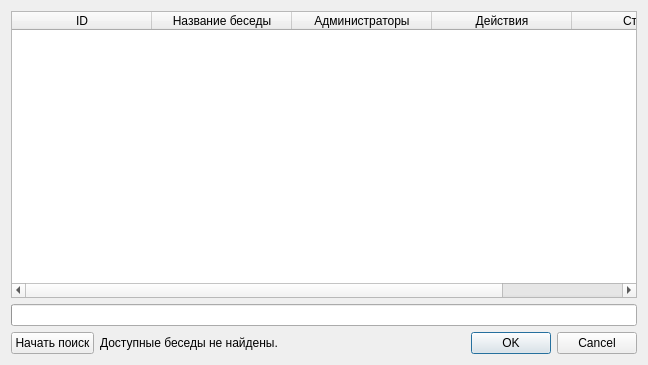
Old version of the form dialogs/dialogaddchat.ui in the repository iEPCBM/AMS-Rufina.
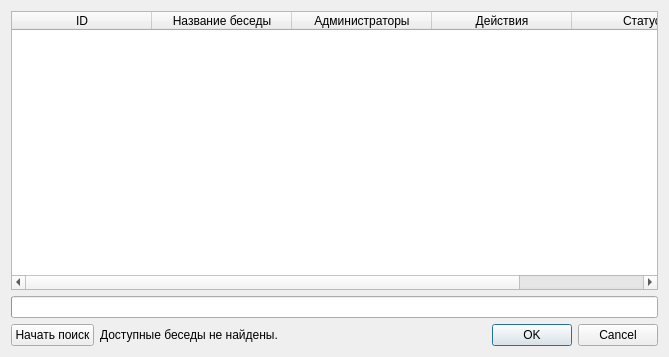
New version of the form.

```diff
--- a/dialogs/dialogaddchat.ui
+++ b/dialogs/dialogaddchat.ui
@@ -6,15 +6,22 @@
    <rect>
     <x>0</x>
     <y>0</y>
-    <width>648</width>
-    <height>365</height>
+    <width>669</width>
+    <height>357</height>
    </rect>
   </property>
   <property name="windowTitle">
    <string>Поиск доступных бесед</string>
   </property>
   <layout class="QGridLayout" name="gridLayout">
-   <item row="1" column="0" colspan="4">
+   <item row="2" column="1">
+    <widget class="QLabel" name="lbChatsNotFound">
+     <property name="text">
+      <string>Доступные беседы не найдены.</string>
+     </property>
+    </widget>
+   </item>
+   <item row="1" column="0" colspan="3">
     <widget class="QProgressBar" name="progressBar">
      <property name="maximum">
       <number>1</number>
@@ -39,7 +46,23 @@
      </property>
     </widget>
    </item>
-   <item row="0" column="0" colspan="4">
+   <item row="2" column="2">
+    <widget class="QDialogButtonBox" name="buttonBox">
+     <property name="maximumSize">
+      <size>
+       <width>664</width>
+       <height>25</height>
+      </size>
+     </property>
+     <property name="orientation">
+      <enum>Qt::Horizontal</enum>
+     </property>
+     <property name="standardButtons">
+      <set>QDialogButtonBox::Cancel|QDialogButtonBox::Ok</set>
+     </property>
+    </widget>
+   </item>
+   <item row="0" column="0" colspan="3">
     <widget class="QTableWidget" name="tableChats">
      <attribute name="horizontalHeaderCascadingSectionResizes">
       <bool>false</bool>
@@ -81,42 +104,6 @@
      </property>
     </widget>
    </item>
-   <item row="2" column="3">
-    <widget class="QDialogButtonBox" name="buttonBox">
-     <property name="maximumSize">
-      <size>
-       <width>664</width>
-       <height>25</height>
-      </size>
-     </property>
-     <property name="orientation">
-      <enum>Qt::Horizontal</enum>
-     </property>
-     <property name="standardButtons">
-      <set>QDialogButtonBox::Cancel|QDialogButtonBox::Ok</set>
-     </property>
-    </widget>
-   </item>
-   <item row="2" column="2">
-    <spacer name="horizontalSpacer">
-     <property name="orientation">
-      <enum>Qt::Horizontal</enum>
-     </property>
-     <property name="sizeHint" stdset="0">
-      <size>
-       <width>40</width>
-       <height>20</height>
-      </size>
-     </property>
-    </spacer>
-   </item>
-   <item row="2" column="1">
-    <widget class="QLabel" name="lbChatsNotFound">
-     <property name="text">
-      <string>Доступные беседы не найдены.</string>
-     </property>
-    </widget>
-   </item>
   </layout>
  </widget>
  <resources/>
```
